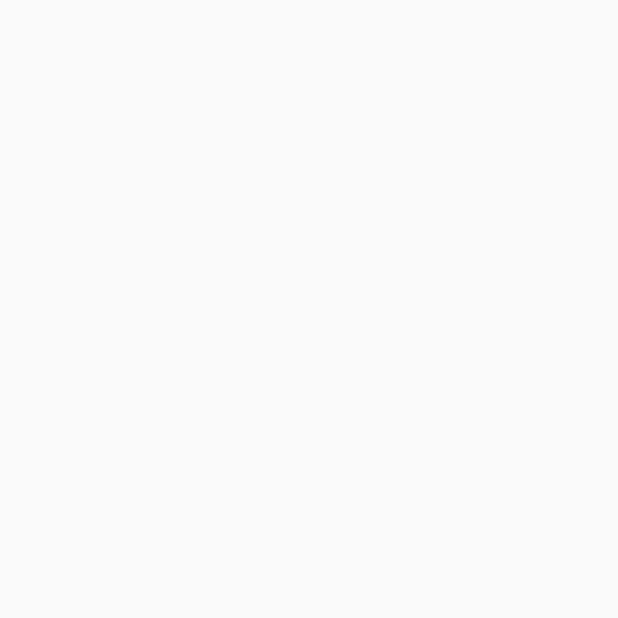
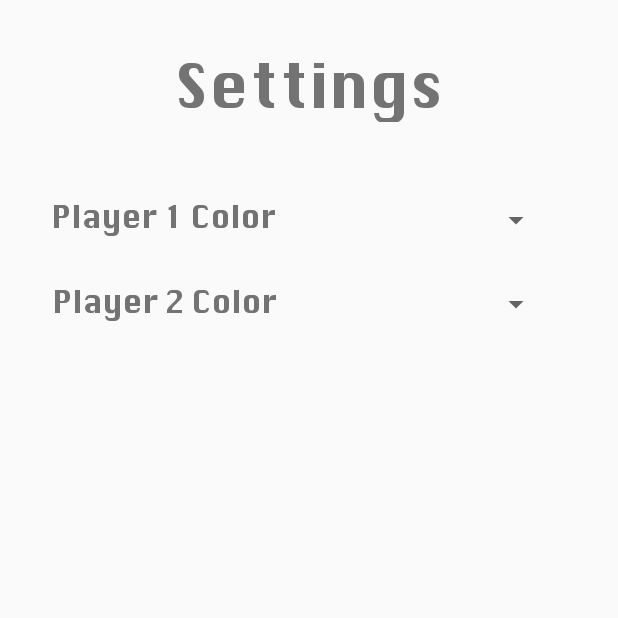
Before and after one commit to adawizi/DotsandBoxes-CMSC475, an Android app: the SettingsPage screen opened directly, with no data from a screen before it, on a phone screen of 412 x 824 dp, the top half of it. Before the commit the part shown is empty. Run offline under Robolectric (Android 15) with nearby library versions, the light colour scheme and no system bars.

Commit message:
update settings page

```diff
--- a/DotsBoxes/app/src/main/res/layout/activity_settings.xml
+++ b/DotsBoxes/app/src/main/res/layout/activity_settings.xml
@@ -4,4 +4,65 @@
     xmlns:tools="http://schemas.android.com/tools"
     android:layout_width="match_parent"
     android:layout_height="match_parent"
-    tools:context=".SettingsPage"/>
+    tools:context=".SettingsPage">
+
+    <TextView
+        android:id="@+id/textView13"
+        android:layout_width="202dp"
+        android:layout_height="64dp"
+        android:gravity="center"
+        android:text="Settings"
+        android:textSize="40dp"
+        app:layout_constraintBottom_toBottomOf="parent"
+        app:layout_constraintEnd_toEndOf="parent"
+        app:layout_constraintStart_toStartOf="parent"
+        app:layout_constraintTop_toTopOf="parent"
+        app:layout_constraintVertical_bias="0.023" />
+
+    <TextView
+        android:id="@+id/textView14"
+        android:layout_width="wrap_content"
+        android:layout_height="wrap_content"
+        android:text="Player 1 Color"
+        android:textSize="20dp"
+        app:layout_constraintBottom_toBottomOf="parent"
+        app:layout_constraintEnd_toStartOf="@+id/spinnerOne"
+        app:layout_constraintHorizontal_bias="0.2"
+        app:layout_constraintStart_toStartOf="parent"
+        app:layout_constraintTop_toTopOf="parent"
+        app:layout_constraintVertical_bias="0.158" />
+
+    <Spinner
+        android:id="@+id/spinnerOne"
+        android:layout_width="wrap_content"
+        android:layout_height="wrap_content"
+        android:layout_marginEnd="44dp"
+        app:layout_constraintBottom_toBottomOf="parent"
+        app:layout_constraintEnd_toEndOf="parent"
+        app:layout_constraintTop_toTopOf="parent"
+        app:layout_constraintVertical_bias="0.168" />
+
+    <TextView
+        android:id="@+id/textView15"
+        android:layout_width="wrap_content"
+        android:layout_height="wrap_content"
+        android:text="Player 2 Color"
+        android:textSize="20dp"
+        app:layout_constraintBottom_toBottomOf="parent"
+        app:layout_constraintEnd_toStartOf="@+id/spinnerTwo"
+        app:layout_constraintHorizontal_bias="0.202"
+        app:layout_constraintStart_toStartOf="parent"
+        app:layout_constraintTop_toTopOf="parent"
+        app:layout_constraintVertical_bias="0.23" />
+
+    <Spinner
+        android:id="@+id/spinnerTwo"
+        android:layout_width="wrap_content"
+        android:layout_height="wrap_content"
+        android:layout_marginEnd="44dp"
+        app:layout_constraintBottom_toBottomOf="parent"
+        app:layout_constraintEnd_toEndOf="parent"
+        app:layout_constraintTop_toTopOf="parent"
+        app:layout_constraintVertical_bias="0.238" />
+
+</androidx.constraintlayout.widget.ConstraintLayout>
```
